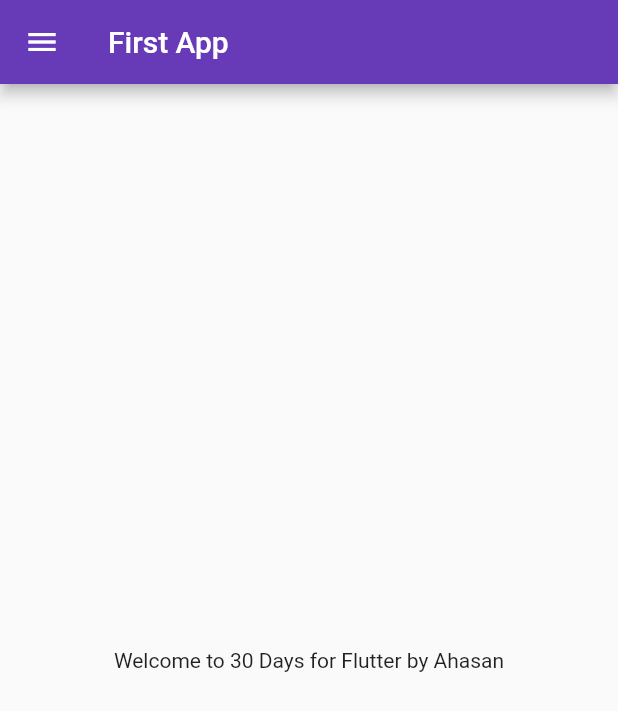
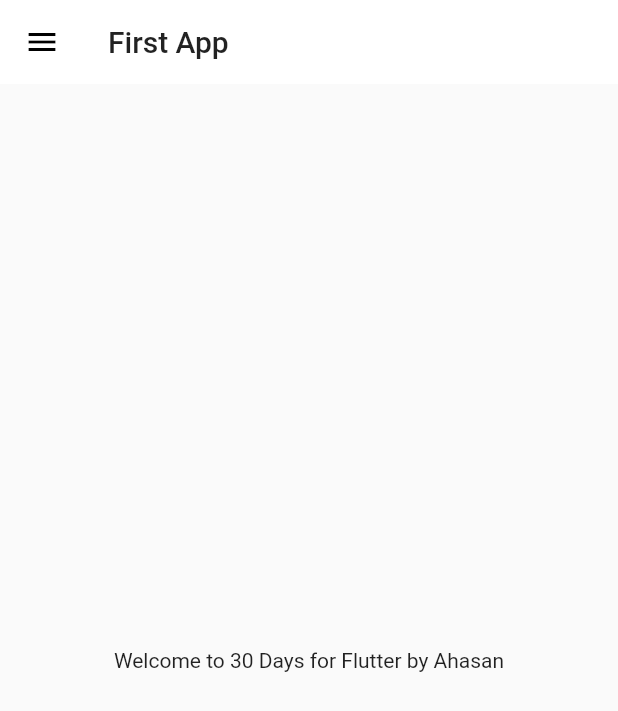
Before and after one commit to ekusheyit/30DaysOfFlutter, a Flutter app: the screen it shows after launch, on a phone screen of 412 x 824 dp. Shown: the top 711 px of the screen. Run offline on Flutter 3.47's test engine with Material 2 defaults, Android fonts, the phone set to English and light mode, and no system bars.

```diff
--- a/lib/main.dart
+++ b/lib/main.dart
@@ -1,7 +1,9 @@
 import 'package:first_app/utils/routes.dart';
+import 'package:first_app/widgets/themes.dart';
 import 'package:flutter/material.dart';
 import 'pages/login_page.dart';
 import 'pages/home_page.dart';
+import 'widgets/themes.dart';
 
 void main() async {
   runApp(MaterialApp(
@@ -13,14 +15,10 @@ void main() async {
 class HomePage extends StatelessWidget {
   @override
   Widget build(BuildContext context) {
-    return MaterialApp(
+    var materialApp = MaterialApp(
       themeMode: ThemeMode.light,
-      theme: ThemeData(
-        primarySwatch: Colors.deepPurple,
-      ),
-      darkTheme: ThemeData(
-        brightness: Brightness.dark,
-      ),
+      theme: MyTheme.lightTheme(context),
+      darkTheme: MyTheme.dartTheme(context),
       initialRoute: MyRoutes.homeRoute,
       routes: {
         "/": (context) => LoginPageContent(),
@@ -28,5 +26,6 @@ class HomePage extends StatelessWidget {
         MyRoutes.loginRoute: (context) => HomePageContent()
       },
     );
+    return materialApp;
   }
 }
--- /dev/null
+++ b/lib/widgets/themes.dart
@@ -0,0 +1,16 @@
+import 'package:flutter/material.dart';
+
+class MyTheme {
+  static ThemeData lightTheme(BuildContext context) => ThemeData(
+      primarySwatch: Colors.deepPurple,
+      appBarTheme: AppBarTheme(
+        color: Colors.white,
+        elevation: 0.0,
+        iconTheme: IconThemeData(color: Colors.black),
+        textTheme: Theme.of(context).textTheme,
+      ));
+
+  static ThemeData dartTheme(BuildContext context) => ThemeData(
+        brightness: Brightness.dark,
+      );
+}
```
